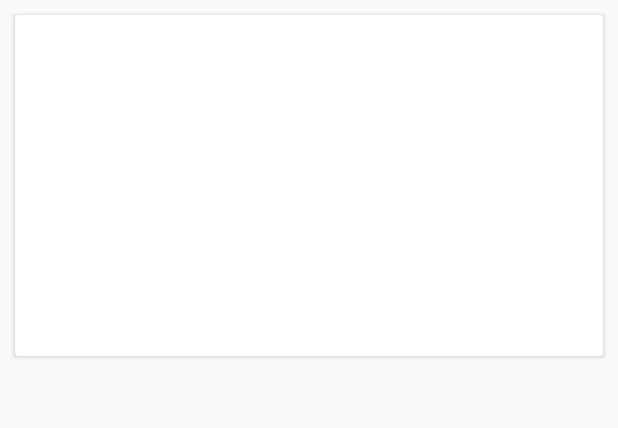
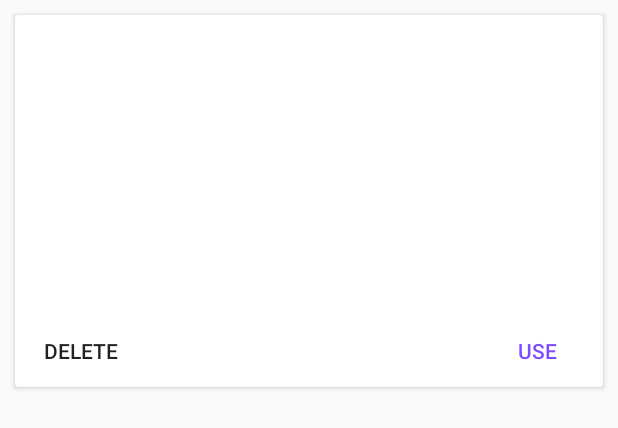
Before and after one commit to jordancrawfordnz/my-wallpapers, an Android app: the layout wallpaper_card.xml on its own in the app's theme, with its tools: preview values and no code run, on a phone screen of 412 x 824 dp. Shown: the top 428 px of the screen. Run offline under Robolectric (Android 15) with nearby library versions, the phone set to English and light mode, and no system bars.

Commit message:
Include some buttons on the main screen.

```diff
--- a/app/src/main/java/kiwi/jordancrawford/mywallpapers/MainActivity.java
+++ b/app/src/main/java/kiwi/jordancrawford/mywallpapers/MainActivity.java
@@ -5,6 +5,7 @@ import android.content.BroadcastReceiver;
 import android.content.Context;
 import android.content.Intent;
 import android.content.IntentFilter;
+import android.content.res.Configuration;
 import android.net.Uri;
 import android.os.Bundle;
 import android.support.design.widget.FloatingActionButton;
@@ -99,7 +100,9 @@ public class MainActivity extends AppCompatActivity {
 
         // Setup the wallpaper recycler view.
         wallpaperRecyclerView = (RecyclerView) findViewById(R.id.wallpaper_list_recycler_view);
-        wallpaperRecyclerViewLayoutManager = new StaggeredGridLayoutManager(2, StaggeredGridLayoutManager.VERTICAL);
+        int deviceOrientation = getResources().getConfiguration().orientation;
+        int numberOfColumns = deviceOrientation == Configuration.ORIENTATION_LANDSCAPE ? 2 : 1;
+        wallpaperRecyclerViewLayoutManager = new StaggeredGridLayoutManager(numberOfColumns, StaggeredGridLayoutManager.VERTICAL);
         wallpaperRecyclerView.setLayoutManager(wallpaperRecyclerViewLayoutManager);
         wallpaperRecyclerViewAdapter = new WallpaperListAdapter(this, wallpapers);
         wallpaperRecyclerView.setAdapter(wallpaperRecyclerViewAdapter);
--- a/app/src/main/res/layout/wallpaper_card.xml
+++ b/app/src/main/res/layout/wallpaper_card.xml
@@ -19,11 +19,34 @@
                 android:layout_height="@dimen/wallpaper_card_image_height"
                 android:scaleType="centerCrop"/>
 
-            <android.support.v7.widget.AppCompatTextView
-                android:id="@+id/wallpaper_days_as_wallpaper"
-                android:layout_width="match_parent"
-                android:layout_height="wrap_content"
-                android:textSize="@dimen/wallpaper_card_days_size"/>
+            <!-- TODO: Improve the layout of the buttons and time as wallpaper -->
+
+            <RelativeLayout
+                android:layout_width="wrap_content"
+                android:layout_height="wrap_content">
+                <android.support.v7.widget.AppCompatTextView
+                    android:id="@+id/wallpaper_days_as_wallpaper"
+                    android:layout_width="match_parent"
+                    android:layout_height="wrap_content"
+                    android:textSize="@dimen/wallpaper_card_days_size"/>
+
+                <Button
+                    android:id="@+id/wallpaper_card_delete_button"
+                    style="?android:attr/borderlessButtonStyle"
+                    android:layout_width="wrap_content"
+                    android:layout_height="wrap_content"
+                    android:text="@string/wallpaper_card_delete_button"/>
+
+                <Button
+                    android:id="@+id/wallpaper_card_set_button"
+                    style="?android:attr/borderlessButtonStyle"
+                    android:layout_width="wrap_content"
+                    android:layout_height="wrap_content"
+                    android:layout_alignParentRight="true"
+                    android:textColor="@color/colorAccent"
+                    android:text="@string/wallpaper_card_set_button"/>
+            </RelativeLayout>
+
         </LinearLayout>
 
     </android.support.v7.widget.CardView>
--- a/app/src/main/res/values/strings.xml
+++ b/app/src/main/res/values/strings.xml
@@ -4,4 +4,6 @@
     <string name="wallpaper_set">Wallpaper set successfully!</string>
     <string name="sent_content_error">A problem happened while receiving an image from another app.</string>
     <string name="sent_content_received">Added a new wallpaper from another app.</string>
+    <string name="wallpaper_card_set_button">Use</string>
+    <string name="wallpaper_card_delete_button">Delete</string>
 </resources>
```
Also changed, not shown: app/src/main/java/kiwi/jordancrawford/mywallpapers/WallpaperListAdapter.java (+19 -1 lines).
